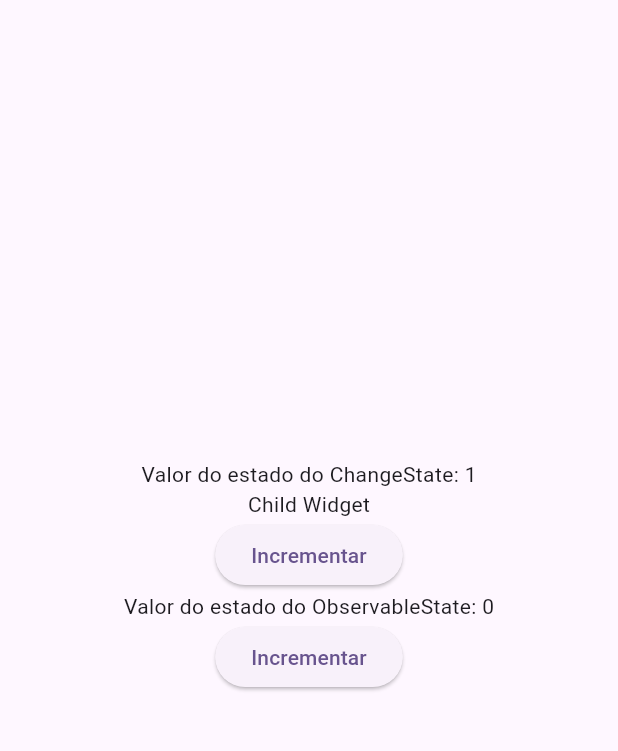
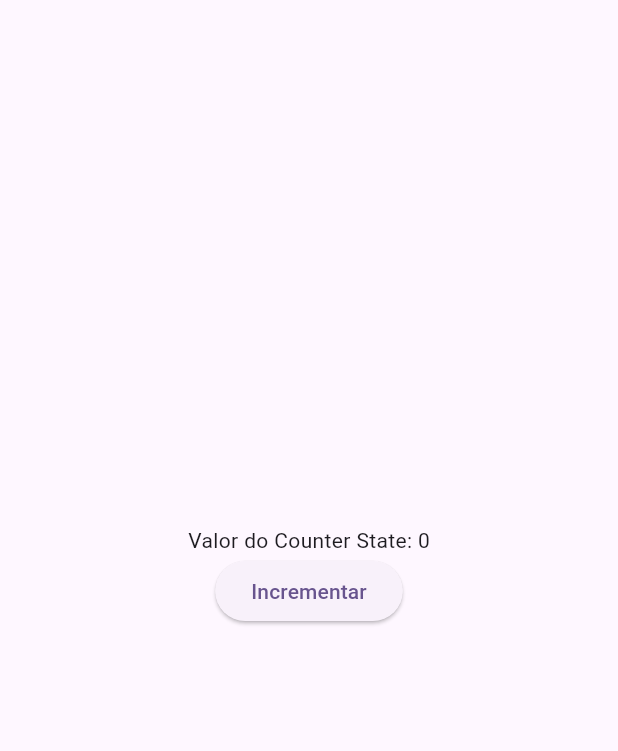
Before and after one commit to DanielVieira2828/gerenciamento_de_estado_mixins, a Flutter app: the screen it shows after launch, after a tap on "Incrementar", on a phone screen of 412 x 824 dp, the part 84-835 px from its top. Run offline on Flutter 3.47's test engine with Material 3 defaults, Android fonts, the phone set to English and light mode, and no system bars.

```diff
--- /dev/null
+++ b/lib/builders/observable_state_builder.dart
@@ -0,0 +1,69 @@
+import 'package:criando_gerenciamento_estado/controllers/state_observable.dart';
+import 'package:flutter/material.dart';
+
+class ObservableStateBuilder<T> extends StatefulWidget {
+  const ObservableStateBuilder({
+    super.key,
+    required this.stateObservable,
+    required this.builder,
+    this.child,
+    this.buildWhen,
+    this.listener,
+  });
+
+  final StateObservable<T> stateObservable;
+  final Widget Function(BuildContext context, T state, Widget? child) builder;
+  final bool Function(T oldstate, T newstate)? buildWhen;
+  final void Function(BuildContext context, T state)? listener;
+  final Widget? child;
+
+  @override
+  State<ObservableStateBuilder<T>> createState() =>
+      _ObservableStateBuilderState<T>();
+}
+
+class _ObservableStateBuilderState<T> extends State<ObservableStateBuilder<T>> {
+  late T state;
+  @override
+  void initState() {
+    widget.stateObservable.addListener(callback);
+    state = widget.stateObservable.state;
+    super.initState();
+  }
+
+  void callback() {
+    if (shouldRebuild()) {
+      state = widget.stateObservable.state;
+      if (widget.listener != null) {
+        widget.listener!(context, state);
+      }
+      setState(() {});
+    } else {
+      state = widget.stateObservable.state;
+    }
+  }
+
+  bool shouldRebuild() {
+    if (widget.buildWhen == null) {
+      return true;
+    }
+    return widget.buildWhen!(state, widget.stateObservable.state);
+  }
+
+  @override
+  Widget build(BuildContext context) {
+    return widget.builder(
+      context,
+      state,
+      widget.child,
+    );
+  }
+
+  @override
+  void dispose() {
+    widget.stateObservable.removeListener(() {
+      setState(() {});
+    });
+    super.dispose();
+  }
+}
--- a/lib/pages/home.dart
+++ b/lib/pages/home.dart
@@ -1,4 +1,5 @@
 import 'package:criando_gerenciamento_estado/builders/observable_builder.dart';
+import 'package:criando_gerenciamento_estado/builders/observable_state_builder.dart';
 import 'package:criando_gerenciamento_estado/classes/counter_state.dart';
 import 'package:criando_gerenciamento_estado/controllers/state_observable.dart';
 import 'package:flutter/material.dart';
@@ -13,15 +14,6 @@ class MyHomePage extends StatefulWidget {
 class _MyHomePageState extends State<MyHomePage> {
   final counterState = CounterState();
   final observableCounter = StateObservable(0);
-  @override
-  void initState() {
-    observableCounter.addListener(callback);
-    super.initState();
-  }
-
-  void callback() {
-    setState(() {});
-  }
 
   @override
   Widget build(BuildContext context) {
@@ -34,44 +26,33 @@ class _MyHomePageState extends State<MyHomePage> {
         child: Column(
           mainAxisAlignment: MainAxisAlignment.center,
           children: <Widget>[
-            ObservableBuilder(
-              observable: counterState,
-              child: const Text("Child Widget"),
-              builder: (context, child) {
-                return Column(
-                  children: [
-                    Text(
-                      'Valor do estado do ChangeState: ${counterState.counter}',
+            ObservableStateBuilder(
+                listener: (context, state) {
+                  ScaffoldMessenger.of(context).removeCurrentSnackBar();
+                  ScaffoldMessenger.of(context).showSnackBar(
+                    SnackBar(
+                      content: Text('Valor do Counter State: $state'),
                     ),
-                    child!,
-                  ],
-                );
-              },
-            ),
-            ElevatedButton(
-              onPressed: () {
-                counterState.increment();
-              },
-              child: Text("Incrementar"),
-            ),
-            Text(
-              'Valor do estado do ObservableState: ${observableCounter.state}',
-            ),
+                  );
+                },
+                buildWhen: (oldstate, newstate) {
+                  return newstate % 2 == 0;
+                },
+                stateObservable: observableCounter,
+                builder: (context, state, child) {
+                  return Text(
+                    'Valor do Counter State: $state',
+                  );
+                }),
             ElevatedButton(
               onPressed: () {
                 observableCounter.state++;
               },
-              child: Text("Incrementar"),
-            )
+              child: Text('Incrementar'),
+            ),
           ],
         ),
       ),
     );
   }
-
-  @override
-  void dispose() {
-    observableCounter.removeListener(callback);
-    super.dispose();
-  }
 }
```
